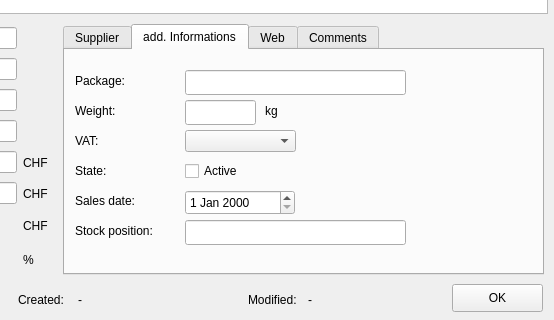
The window that trunk/ui/dataeditfrm.ui (BackupTheBerlios/first4-svn) describes before a commit, drawn with Qt 5; both pictures show x 222 to 776 and y 176 to 496 of the 776 by 496 pixel window.
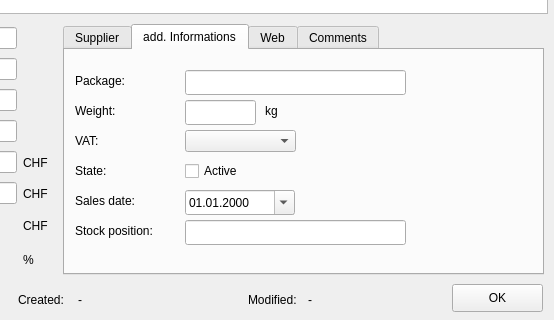
The same window after the commit. The open tabs and pages were chosen to show the change. Icons and pictures are not drawn.

```diff
--- a/trunk/ui/dataeditfrm.ui
+++ b/trunk/ui/dataeditfrm.ui
@@ -505,6 +505,12 @@
        <height>0</height>
       </size>
      </property>
+     <property name="displayFormat" >
+      <string>dd.MM.yyyy</string>
+     </property>
+     <property name="calendarPopup" >
+      <bool>true</bool>
+     </property>
     </widget>
     <widget class="QComboBox" name="cmbvat" >
      <property name="geometry" >
```
